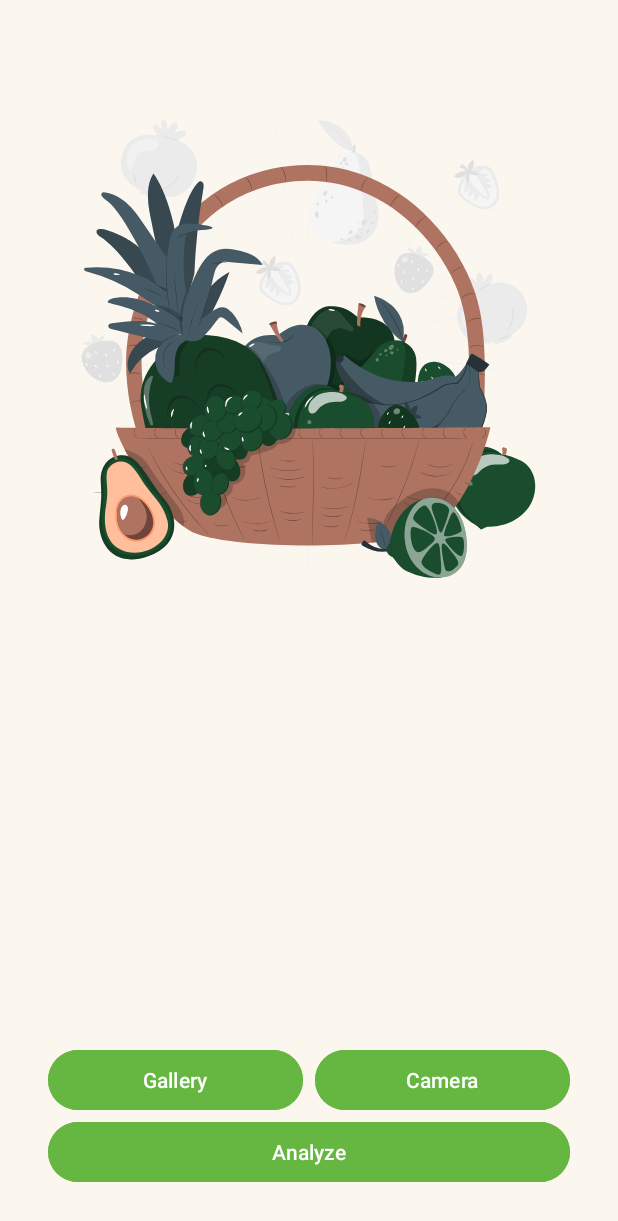
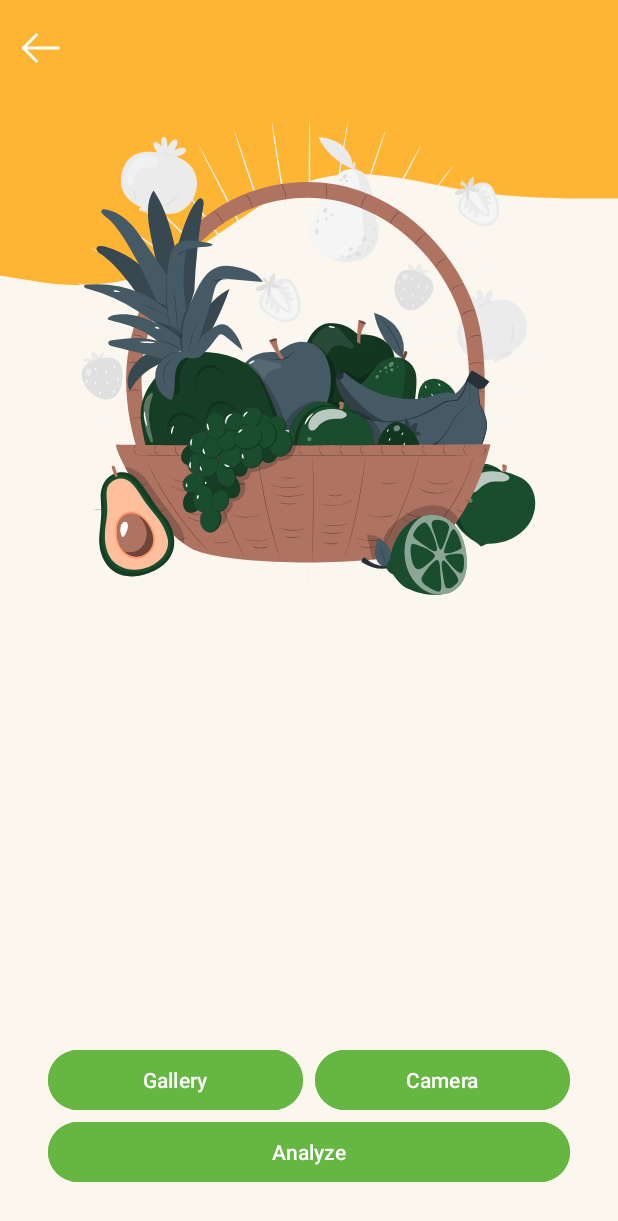
Before and after one commit to SryoAjii/FreshBite-Bangkit-Capstone, an Android app: the CameraActivity screen opened directly, with no data from a screen before it, on a phone screen of 412 x 824 dp. Shown: the top 1221 px of the screen. Run offline under Robolectric (Android 15) with nearby library versions, the phone set to English and light mode, and no system bars; network calls fail; pictures from the network do not load.

Commit message:
finishing the app

```diff
--- a/FreshBite/app/src/main/java/com/example/freshbite/view/camera/CameraActivity.kt
+++ b/FreshBite/app/src/main/java/com/example/freshbite/view/camera/CameraActivity.kt
@@ -43,6 +43,10 @@ class CameraActivity : AppCompatActivity() {
                 val token = user.token
                 binding.analyzeButton.setOnClickListener { analyzeImage(token) }
             }
+        }
+
+        binding.topAppBar.setNavigationOnClickListener {
+            onBackPressedDispatcher.onBackPressed()
         }
     }
 
--- a/FreshBite/app/src/main/java/com/example/freshbite/view/result/ResultActivity.kt
+++ b/FreshBite/app/src/main/java/com/example/freshbite/view/result/ResultActivity.kt
@@ -52,6 +52,10 @@ class ResultActivity : AppCompatActivity() {
                 }
             }
         }
+
+        binding.topAppBar.setNavigationOnClickListener {
+            onBackPressedDispatcher.onBackPressed()
+        }
     }
 
     private fun getBenefit(fruit: String) {
--- a/FreshBite/app/src/main/res/layout/activity_camera.xml
+++ b/FreshBite/app/src/main/res/layout/activity_camera.xml
@@ -8,6 +8,35 @@
     tools:context=".view.camera.CameraActivity"
     android:background="?attr/colorSurface">
 
+    <com.google.android.material.appbar.AppBarLayout
+        android:id="@+id/topAppBarLayout"
+        android:layout_width="match_parent"
+        android:layout_height="wrap_content"
+        app:layout_constraintTop_toTopOf="parent"
+        app:layout_constraintStart_toStartOf="parent"
+        app:layout_constraintEnd_toEndOf="parent">
+
+        <com.google.android.material.appbar.MaterialToolbar
+            android:id="@+id/topAppBar"
+            android:layout_width="match_parent"
+            android:layout_height="wrap_content"
+            app:navigationIcon="@drawable/back_icon"
+            android:minHeight="?attr/actionBarSize"
+            app:titleTextColor="?attr/colorOnPrimary"
+            android:background="?attr/colorPrimary"/>
+
+    </com.google.android.material.appbar.AppBarLayout>
+
+    <ImageView
+        android:id="@+id/wave"
+        android:layout_width="match_parent"
+        android:layout_height="126dp"
+        android:scaleType="fitXY"
+        app:srcCompat="@drawable/waves_bg"
+        app:layout_constraintStart_toStartOf="parent"
+        app:layout_constraintEnd_toEndOf="parent"
+        app:layout_constraintTop_toBottomOf="@+id/topAppBarLayout"/>
+
     <ImageView
         android:id="@+id/cameraImageView"
         android:layout_width="0dp"
@@ -16,7 +45,7 @@
         android:layout_marginEnd="32dp"
         app:layout_constraintStart_toStartOf="parent"
         app:layout_constraintEnd_toEndOf="parent"
-        app:layout_constraintTop_toTopOf="@id/guidelineHorizontal"
+        app:layout_constraintTop_toBottomOf="@+id/topAppBarLayout"
         app:layout_constraintBottom_toTopOf="@id/guidelineHorizontal2"
         app:srcCompat="@drawable/fruit_basket_image"/>
 
@@ -55,15 +84,6 @@
         app:layout_constraintEnd_toEndOf="parent"
         app:layout_constraintBottom_toBottomOf="parent" />
 
-    <androidx.constraintlayout.widget.Guideline
-        android:id="@+id/guidelineHorizontal"
-        android:layout_width="wrap_content"
-        android:layout_height="64dp"
-        android:orientation="horizontal"
-        app:layout_constraintEnd_toEndOf="parent"
-        app:layout_constraintStart_toStartOf="parent"
-        app:layout_constraintGuide_percent="0.05" />
-
     <ProgressBar
         android:id="@+id/progressBar"
         android:layout_width="wrap_content"
```
Also changed, not shown: FreshBite/app/src/main/java/com/example/freshbite/view/main/MainAdapter.kt (+7 -0 lines), FreshBite/app/src/main/res/layout/activity_main.xml (+40 -7 lines), FreshBite/app/src/main/res/layout/activity_result.xml (+31 -2 lines).
